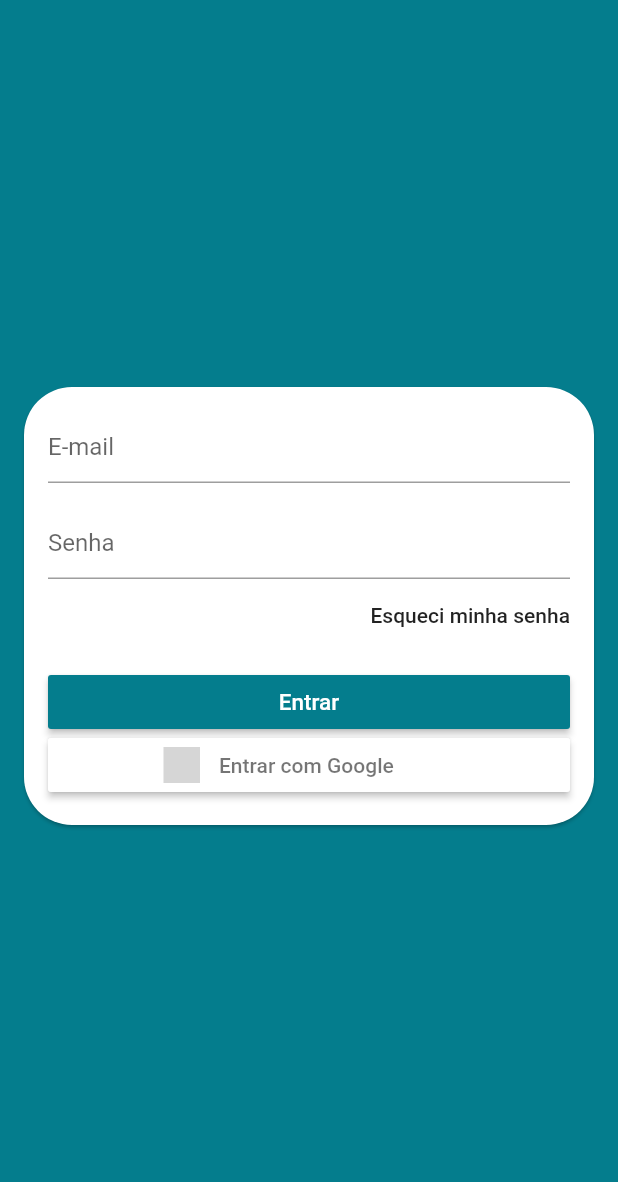
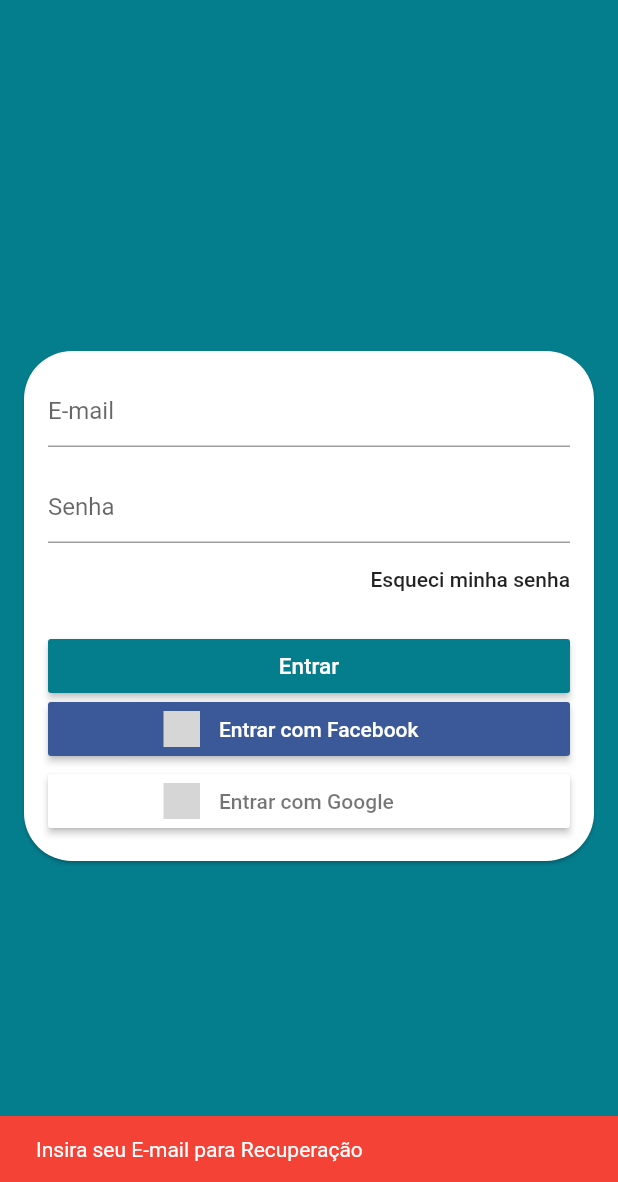
Before and after one commit to thulapinha/loja, a Flutter app: the LoginScreen screen opened by its route, after a tap on "Esqueci minha senha", on a phone screen of 412 x 824 dp, the part 54-1236 px from its top. Run offline on Flutter 3.47's test engine with Material 2 defaults, Android fonts, the phone set to English and light mode, and no system bars; our stand-ins replace brasil_fields, carousel_pro, cloud_firestore, cloud_functions, dio, firebase_auth and 14 more; missing offline and left inert: alphabet_list_scroll_view, cpf_cnpj_validator, credit_card_type_detector, flutter_facebook_login, map_launcher; accounts and stored records are empty; grey boxes are pictures that could not be loaded.

Commit message:
atualização ajuste finais

```diff
--- a/lib/models/user.dart
+++ b/lib/models/user.dart
@@ -1,5 +1,8 @@
 import 'package:cloud_firestore/cloud_firestore.dart';
 import 'package:lojaronilson/models/address.dart';
+import 'package:firebase_messaging/firebase_messaging.dart';
+import 'dart:io';
+
 
 
 class User {
@@ -35,6 +38,9 @@ class User {
   CollectionReference get cartReference =>
       firestoreRef.collection('cart');
 
+  CollectionReference get tokensReference =>
+      firestoreRef.collection('tokens');
+
   Future<void> saveData() async {
     await firestoreRef.setData(toMap());
   }
@@ -59,4 +65,13 @@ class User {
     this.cpf = cpf;
     saveData();
   }
+
+  Future<void> saveToken() async {
+    final token = await FirebaseMessaging().getToken();
+    await tokensReference.document(token).setData({
+      'token': token,
+      'updatedAt': FieldValue.serverTimestamp(),
+      'platform': Platform.operatingSystem,
+    });
+  }
 }
--- a/lib/screens/login/login_screen.dart
+++ b/lib/screens/login/login_screen.dart
@@ -4,8 +4,12 @@ import 'package:lojaronilson/helpers/validators.dart';
 import 'package:lojaronilson/models/user.dart';
 import 'package:lojaronilson/models/user_manager.dart';
 import 'package:provider/provider.dart';
+import 'package:flutter/cupertino.dart';
 
 class LoginScreen extends StatelessWidget {
+
+
+  User user, users;
 
   final TextEditingController emailController = TextEditingController();
   final TextEditingController passController = TextEditingController();
@@ -110,7 +114,7 @@ class LoginScreen extends StatelessWidget {
                         ),
                       ),
                     ),
-                    /*SignInButton(
+                    SignInButton(
                       Buttons.Facebook,
                       text: 'Entrar com Facebook',
                       onPressed: (){
@@ -128,7 +132,7 @@ class LoginScreen extends StatelessWidget {
                             }
                         );
                       },
-                    ),*/
+                    ),
                     SignInButton(
                       Buttons.Google,
                       text: 'Entrar com Google',
@@ -156,6 +160,25 @@ class LoginScreen extends StatelessWidget {
                 child: FlatButton(
                   onPressed: (){
 
+                    if(emailController.text.isEmpty)
+                      scaffoldKey.currentState.showSnackBar(
+                          SnackBar(
+                            content: Text('Insira seu E-mail para Recuperação'),
+                            backgroundColor: Colors.red,
+                            duration: Duration(seconds: 5),
+                          )
+                      );
+                    else {
+
+                      scaffoldKey.currentState.showSnackBar(
+
+                          SnackBar(
+                            content: Text('Confira seu E-mail'),
+                            backgroundColor: Colors.green,
+                            duration: Duration(seconds: 5),
+                          )
+                      );
+                    }
                   },
                   padding: EdgeInsets.zero,
                   child: const Text(
@@ -169,4 +192,5 @@ class LoginScreen extends StatelessWidget {
       ),
     );
   }
+
 }
--- a/pubspec.yaml
+++ b/pubspec.yaml
@@ -59,6 +59,8 @@ dependencies:
   keyboard_actions: ^3.2.1+1
   cloud_functions: ^0.5.0
   cpf_cnpj_validator: ^1.0.5
+  scoped_model: ^1.0.1
+  firebase_messaging: ^6.0.16
 
 
   google_sign_in: ^4.0.1+3
```
Also changed, not shown: lib/models/user_manager.dart (+12 -4 lines), pubspec.lock, 2 other files.
